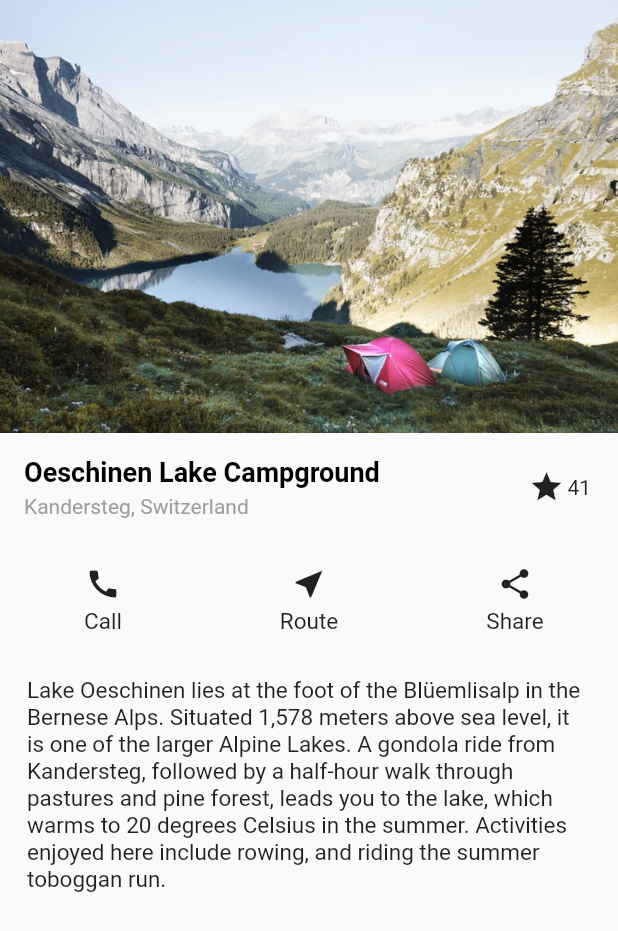
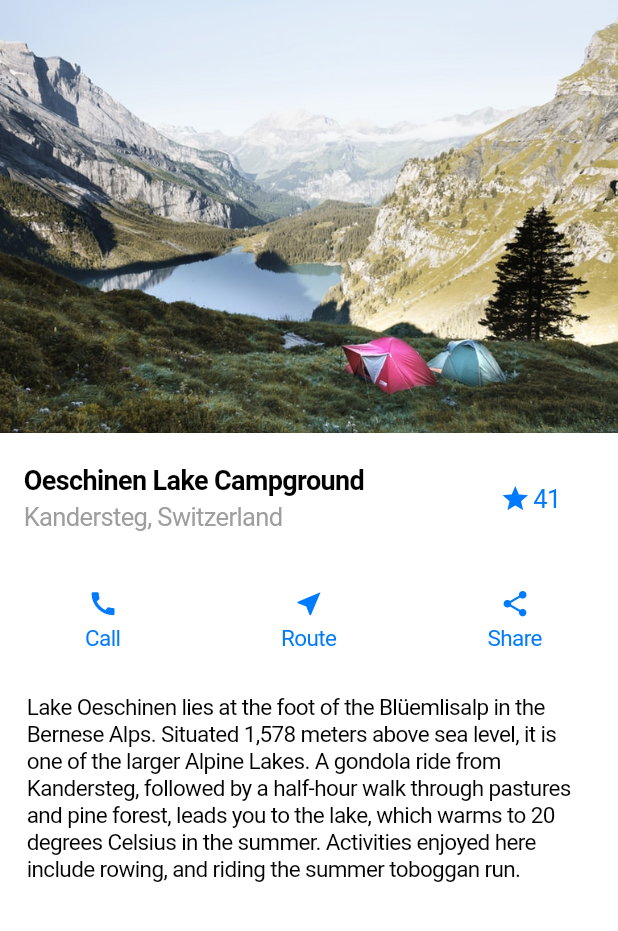
Before and after one commit to a-eid/flutter-tuts., a Flutter app: the screen it shows after launch, on a phone screen of 412 x 824 dp. Shown: the top 931 px of the screen. Run offline on Flutter 3.47's test engine with Material 2 defaults, Android fonts, the phone set to English and light mode, and no system bars.

Commit message:
cupertino style.

```diff
--- a/lib/main.dart
+++ b/lib/main.dart
@@ -1,5 +1,7 @@
 // git clone --branch x --single-branch --depth 1 url
+import 'package:flutter/cupertino.dart';
 import 'package:flutter/material.dart';
+import 'package:tuts/master-slave.dart';
 import 'tutorial/tutorial.dart';
 
 void main() => runApp(App());
@@ -7,13 +9,11 @@ void main() => runApp(App());
 class App extends StatelessWidget {
   @override
   Widget build(BuildContext context) {
-    return MaterialApp(
+    return CupertinoApp(
       title: 'Flutter Demo',
-      theme: ThemeData(
-        primarySwatch: Colors.blue,
-      ),
       // home: Home(),
       home: Example(),
+      // home: MasterSlave(),
     );
   }
 }
--- a/lib/tutorial/tutorial.dart
+++ b/lib/tutorial/tutorial.dart
@@ -1,3 +1,4 @@
+import 'package:flutter/cupertino.dart';
 import 'package:flutter/material.dart';
 import 'package:tuts/assets.dart';
 
@@ -39,8 +40,8 @@ class Example extends StatelessWidget {
     ],
   );
 
-  final Widget headerStar = InkWell(
-    onTap: () {},
+  final Widget headerStar = CupertinoButton(
+    onPressed: () {},
     child: Row(
       children: <Widget>[
         Icon(Icons.star),
@@ -65,10 +66,8 @@ class Example extends StatelessWidget {
 
   Widget action({String text, IconData icon, Function onTap}) {
     return Expanded(
-      child: InkWell(
-        onTap: onTap,
-        child: Container(
-          padding: EdgeInsets.symmetric(vertical: 16),
+      child: CupertinoButton(
+        onPressed: () {},
         child: Column(
           crossAxisAlignment: CrossAxisAlignment.center,
           children: <Widget>[
@@ -81,7 +80,6 @@ class Example extends StatelessWidget {
               ),
             ),
           ],
-          ),
         ),
       ),
     );
@@ -117,9 +115,12 @@ Lake Oeschinen lies at the foot of the Blüemlisalp in the Bernese Alps. Situate
       children: <Widget>[
         image(context),
         Expanded(
+          child: SafeArea(
+            left: false,
             child: Column(
               mainAxisAlignment: MainAxisAlignment.center,
               children: <Widget>[header(), actionsRow(), description],
+            ),
           ),
         )
       ],
@@ -133,8 +134,13 @@ Lake Oeschinen lies at the foot of the Blüemlisalp in the Bernese Alps. Situate
         Widget child = orientation == Orientation.portrait
             ? _buildVertical(context)
             : _buildHorizontal(context);
-        return Scaffold(
-          body: child,
+        // // return Scaffold(
+        //   body: child,
+        // );
+
+        return CupertinoPageScaffold(
+          navigationBar: null,
+          child: child,
         );
       },
     );
```
Lines whose indentation alone changed are shown as unchanged.
